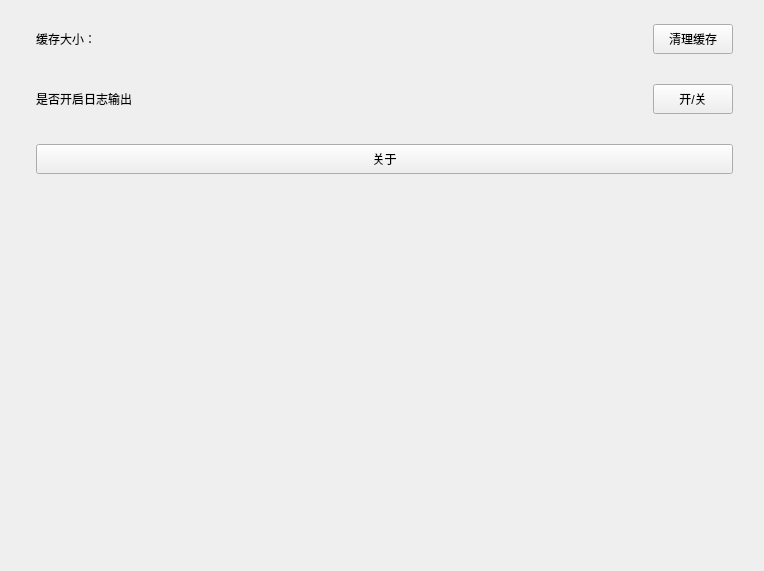
This is res/ui/widget_setting.ui in purejiang/BlankTool as Qt 5 draws it before an edit. The edited form follows.
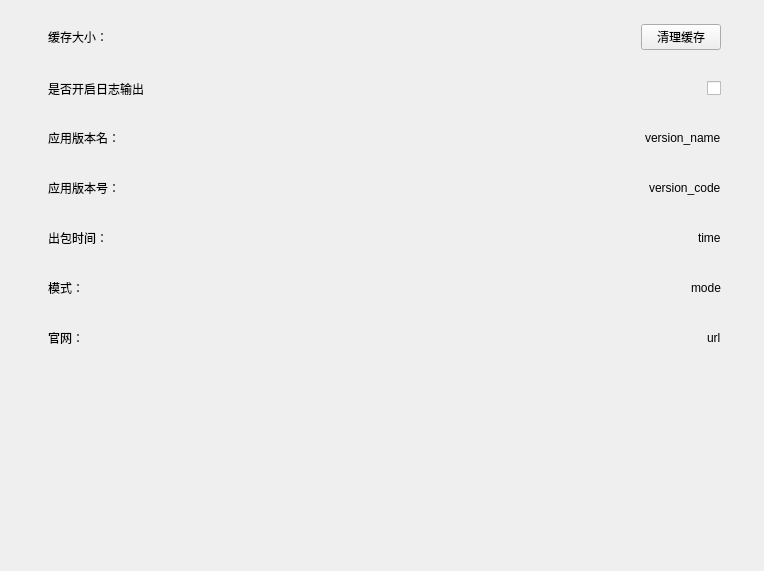
This is the edited form.

```diff
--- a/res/ui/widget_setting.ui
+++ b/res/ui/widget_setting.ui
@@ -46,20 +46,20 @@
          <height>551</height>
         </rect>
        </property>
-       <layout class="QVBoxLayout" name="verticalLayout_2" stretch="1,1,1,7">
+       <layout class="QVBoxLayout" name="verticalLayout_2" stretch="1,1,1,0,0,0,0,7">
         <item>
          <layout class="QHBoxLayout" name="horizontalLayout" stretch="0,1,0">
           <property name="spacing">
            <number>12</number>
           </property>
           <property name="leftMargin">
-           <number>12</number>
+           <number>24</number>
           </property>
           <property name="topMargin">
            <number>12</number>
           </property>
           <property name="rightMargin">
-           <number>12</number>
+           <number>24</number>
           </property>
           <property name="bottomMargin">
            <number>12</number>
@@ -105,13 +105,13 @@
            <number>12</number>
           </property>
           <property name="leftMargin">
-           <number>12</number>
+           <number>24</number>
           </property>
           <property name="topMargin">
            <number>12</number>
           </property>
           <property name="rightMargin">
-           <number>12</number>
+           <number>24</number>
           </property>
           <property name="bottomMargin">
            <number>12</number>
@@ -130,15 +130,9 @@
            </widget>
           </item>
           <item>
-           <widget class="QPushButton" name="pushButton_2">
-            <property name="sizePolicy">
-             <sizepolicy hsizetype="Expanding" vsizetype="Expanding">
-              <horstretch>0</horstretch>
-              <verstretch>0</verstretch>
-             </sizepolicy>
-            </property>
+           <widget class="QCheckBox" name="ckb_is_output_log">
             <property name="text">
-             <string>开/关</string>
+             <string/>
             </property>
            </widget>
           </item>
@@ -150,27 +144,285 @@
            <number>0</number>
           </property>
           <property name="leftMargin">
+           <number>24</number>
+          </property>
+          <property name="topMargin">
            <number>12</number>
           </property>
+          <property name="rightMargin">
+           <number>24</number>
+          </property>
+          <property name="bottomMargin">
+           <number>12</number>
+          </property>
+          <item>
+           <widget class="QLabel" name="label">
+            <property name="sizePolicy">
+             <sizepolicy hsizetype="Fixed" vsizetype="Expanding">
+              <horstretch>0</horstretch>
+              <verstretch>0</verstretch>
+             </sizepolicy>
+            </property>
+            <property name="text">
+             <string>应用版本名：</string>
+            </property>
+           </widget>
+          </item>
+          <item>
+           <spacer name="horizontalSpacer">
+            <property name="orientation">
+             <enum>Qt::Horizontal</enum>
+            </property>
+            <property name="sizeHint" stdset="0">
+             <size>
+              <width>40</width>
+              <height>20</height>
+             </size>
+            </property>
+           </spacer>
+          </item>
+          <item>
+           <widget class="QLabel" name="lb_app_vesion_name">
+            <property name="sizePolicy">
+             <sizepolicy hsizetype="Fixed" vsizetype="Expanding">
+              <horstretch>0</horstretch>
+              <verstretch>0</verstretch>
+             </sizepolicy>
+            </property>
+            <property name="text">
+             <string>version_name</string>
+            </property>
+           </widget>
+          </item>
+         </layout>
+        </item>
+        <item>
+         <layout class="QHBoxLayout" name="horizontalLayout_7">
+          <property name="spacing">
+           <number>0</number>
+          </property>
+          <property name="leftMargin">
+           <number>24</number>
+          </property>
           <property name="topMargin">
            <number>12</number>
           </property>
           <property name="rightMargin">
+           <number>24</number>
+          </property>
+          <property name="bottomMargin">
            <number>12</number>
           </property>
+          <item>
+           <widget class="QLabel" name="label_4">
+            <property name="sizePolicy">
+             <sizepolicy hsizetype="Fixed" vsizetype="Expanding">
+              <horstretch>0</horstretch>
+              <verstretch>0</verstretch>
+             </sizepolicy>
+            </property>
+            <property name="text">
+             <string>应用版本号：</string>
+            </property>
+           </widget>
+          </item>
+          <item>
+           <spacer name="horizontalSpacer_5">
+            <property name="orientation">
+             <enum>Qt::Horizontal</enum>
+            </property>
+            <property name="sizeHint" stdset="0">
+             <size>
+              <width>40</width>
+              <height>20</height>
+             </size>
+            </property>
+           </spacer>
+          </item>
+          <item>
+           <widget class="QLabel" name="lb_app_vesion_code">
+            <property name="sizePolicy">
+             <sizepolicy hsizetype="Fixed" vsizetype="Expanding">
+              <horstretch>0</horstretch>
+              <verstretch>0</verstretch>
+             </sizepolicy>
+            </property>
+            <property name="text">
+             <string>version_code</string>
+            </property>
+           </widget>
+          </item>
+         </layout>
+        </item>
+        <item>
+         <layout class="QHBoxLayout" name="horizontalLayout_4">
+          <property name="spacing">
+           <number>0</number>
+          </property>
+          <property name="leftMargin">
+           <number>24</number>
+          </property>
+          <property name="topMargin">
+           <number>12</number>
+          </property>
+          <property name="rightMargin">
+           <number>24</number>
+          </property>
           <property name="bottomMargin">
            <number>12</number>
           </property>
           <item>
-           <widget class="QPushButton" name="pushButton_3">
+           <widget class="QLabel" name="label_5">
             <property name="sizePolicy">
-             <sizepolicy hsizetype="Expanding" vsizetype="Expanding">
+             <sizepolicy hsizetype="Fixed" vsizetype="Expanding">
               <horstretch>0</horstretch>
               <verstretch>0</verstretch>
              </sizepolicy>
             </property>
             <property name="text">
-             <string>关于</string>
+             <string>出包时间：</string>
+            </property>
+           </widget>
+          </item>
+          <item>
+           <spacer name="horizontalSpacer_2">
+            <property name="orientation">
+             <enum>Qt::Horizontal</enum>
+            </property>
+            <property name="sizeHint" stdset="0">
+             <size>
+              <width>40</width>
+              <height>20</height>
+             </size>
+            </property>
+           </spacer>
+          </item>
+          <item>
+           <widget class="QLabel" name="lb_app_create_time">
+            <property name="sizePolicy">
+             <sizepolicy hsizetype="Fixed" vsizetype="Expanding">
+              <horstretch>0</horstretch>
+              <verstretch>0</verstretch>
+             </sizepolicy>
+            </property>
+            <property name="text">
+             <string>time</string>
+            </property>
+           </widget>
+          </item>
+         </layout>
+        </item>
+        <item>
+         <layout class="QHBoxLayout" name="horizontalLayout_5">
+          <property name="spacing">
+           <number>0</number>
+          </property>
+          <property name="leftMargin">
+           <number>24</number>
+          </property>
+          <property name="topMargin">
+           <number>12</number>
+          </property>
+          <property name="rightMargin">
+           <number>24</number>
+          </property>
+          <property name="bottomMargin">
+           <number>12</number>
+          </property>
+          <item>
+           <widget class="QLabel" name="label_7">
+            <property name="sizePolicy">
+             <sizepolicy hsizetype="Fixed" vsizetype="Expanding">
+              <horstretch>0</horstretch>
+              <verstretch>0</verstretch>
+             </sizepolicy>
+            </property>
+            <property name="text">
+             <string>模式：</string>
+            </property>
+           </widget>
+          </item>
+          <item>
+           <spacer name="horizontalSpacer_3">
+            <property name="orientation">
+             <enum>Qt::Horizontal</enum>
+            </property>
+            <property name="sizeHint" stdset="0">
+             <size>
+              <width>40</width>
+              <height>20</height>
+             </size>
+            </property>
+           </spacer>
+          </item>
+          <item>
+           <widget class="QLabel" name="lb_app_mode">
+            <property name="sizePolicy">
+             <sizepolicy hsizetype="Fixed" vsizetype="Expanding">
+              <horstretch>0</horstretch>
+              <verstretch>0</verstretch>
+             </sizepolicy>
+            </property>
+            <property name="text">
+             <string>mode</string>
+            </property>
+           </widget>
+          </item>
+         </layout>
+        </item>
+        <item>
+         <layout class="QHBoxLayout" name="horizontalLayout_6">
+          <property name="spacing">
+           <number>0</number>
+          </property>
+          <property name="leftMargin">
+           <number>24</number>
+          </property>
+          <property name="topMargin">
+           <number>12</number>
+          </property>
+          <property name="rightMargin">
+           <number>24</number>
+          </property>
+          <property name="bottomMargin">
+           <number>12</number>
+          </property>
+          <item>
+           <widget class="QLabel" name="label_9">
+            <property name="sizePolicy">
+             <sizepolicy hsizetype="Fixed" vsizetype="Expanding">
+              <horstretch>0</horstretch>
+              <verstretch>0</verstretch>
+             </sizepolicy>
+            </property>
+            <property name="text">
+             <string>官网：</string>
+            </property>
+           </widget>
+          </item>
+          <item>
+           <spacer name="horizontalSpacer_4">
+            <property name="orientation">
+             <enum>Qt::Horizontal</enum>
+            </property>
+            <property name="sizeHint" stdset="0">
+             <size>
+              <width>40</width>
+              <height>20</height>
+             </size>
+            </property>
+           </spacer>
+          </item>
+          <item>
+           <widget class="QLabel" name="lb_app_web_url">
+            <property name="sizePolicy">
+             <sizepolicy hsizetype="Fixed" vsizetype="Expanding">
+              <horstretch>0</horstretch>
+              <verstretch>0</verstretch>
+             </sizepolicy>
+            </property>
+            <property name="text">
+             <string>url</string>
             </property>
            </widget>
           </item>
```
